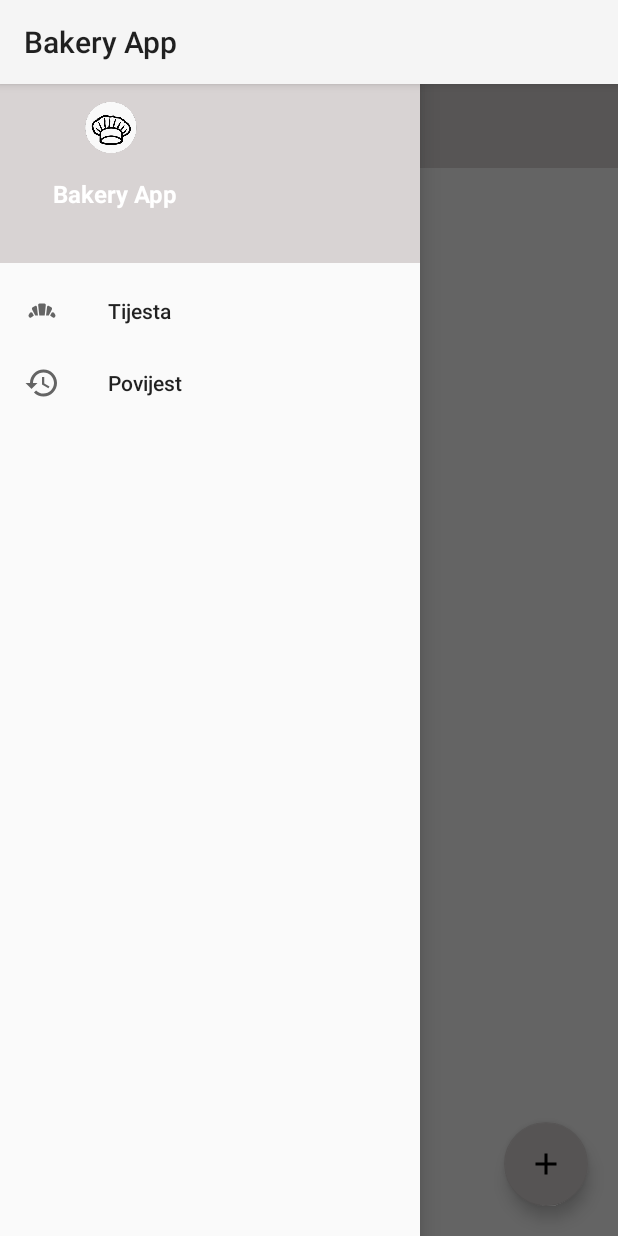
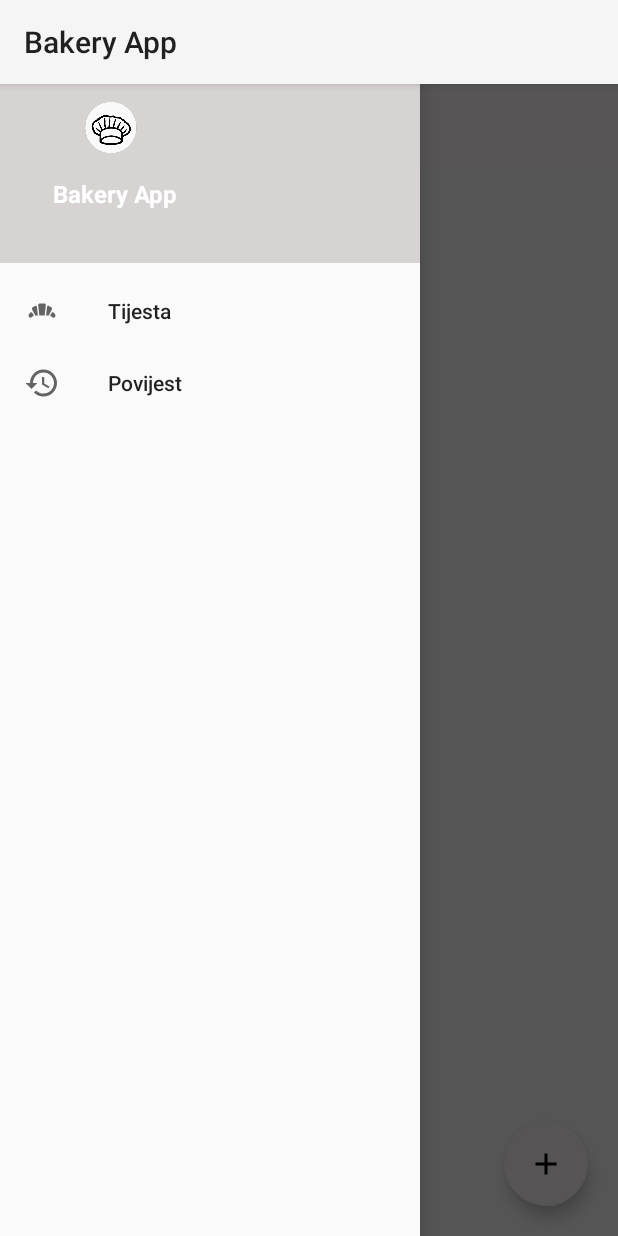
Before and after one commit to CaniTanushaj/RNMA, an Android app: the ProfileActivity screen opened directly, with no data from a screen before it, with the side drawer open, on a phone screen of 412 x 824 dp. Run offline under Robolectric (Android 15) with nearby library versions, the phone set to English and light mode, and no system bars; our stand-ins replace Firebase (no records; nobody signed in at launch, a user with empty details on screens opened directly).

Commit message:
background

```diff
--- a/app/src/main/res/layout/activity_profile.xml
+++ b/app/src/main/res/layout/activity_profile.xml
@@ -49,7 +49,8 @@
             android:id="@+id/frameLayout"
             android:layout_marginTop="?attr/actionBarSize"
             android:layout_width="match_parent"
-            android:layout_height="match_parent" >
+            android:layout_height="match_parent"
+            android:background="@drawable/slika">
 
             <androidx.recyclerview.widget.RecyclerView
                 android:layout_width="match_parent"
```
